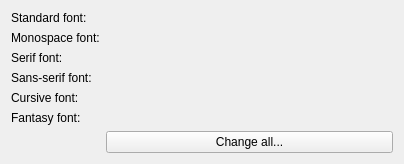
Qt form src/util/xsd/wkfontswidget.ui (0xd34df00d/leechcraft) before a commit.
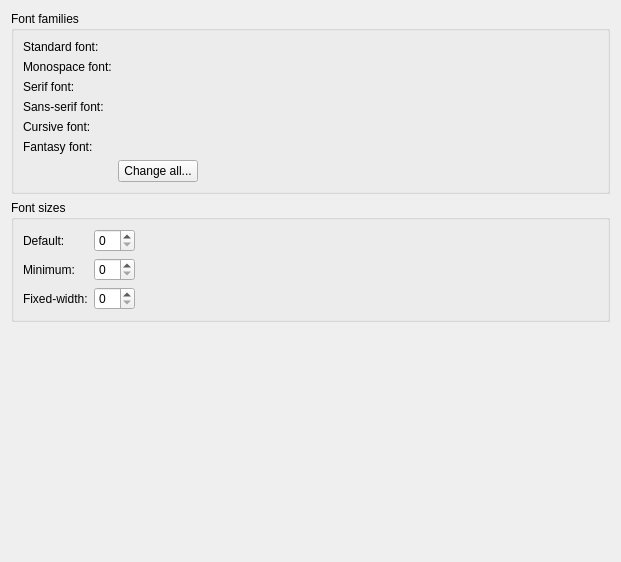
The same form after that commit. Custom widgets are drawn as their Qt base class.

Commit message: [Util] Support setting font sizes.

The edit to the form file:
```diff
--- a/src/util/xsd/wkfontswidget.ui
+++ b/src/util/xsd/wkfontswidget.ui
@@ -6,14 +6,23 @@
    <rect>
     <x>0</x>
     <y>0</y>
-    <width>404</width>
-    <height>147</height>
+    <width>621</width>
+    <height>562</height>
    </rect>
   </property>
   <property name="windowTitle">
    <string/>
   </property>
+  <layout class="QVBoxLayout" name="verticalLayout">
+   <item>
+    <widget class="QGroupBox" name="groupBox">
+     <property name="title">
+      <string>Font families</string>
+     </property>
   <layout class="QFormLayout" name="formLayout">
+      <property name="fieldGrowthPolicy">
+       <enum>QFormLayout::ExpandingFieldsGrow</enum>
+      </property>
    <item row="0" column="0">
     <widget class="QLabel" name="label">
      <property name="text">
@@ -80,6 +89,64 @@
       <string>Change all...</string>
      </property>
     </widget>
+      </item>
+     </layout>
+    </widget>
+   </item>
+   <item>
+    <widget class="QGroupBox" name="groupBox_2">
+     <property name="title">
+      <string>Font sizes</string>
+     </property>
+     <layout class="QFormLayout" name="formLayout_2">
+      <property name="fieldGrowthPolicy">
+       <enum>QFormLayout::ExpandingFieldsGrow</enum>
+      </property>
+      <item row="0" column="0">
+       <widget class="QLabel" name="label_7">
+        <property name="text">
+         <string>Default:</string>
+        </property>
+       </widget>
+      </item>
+      <item row="0" column="1">
+       <widget class="QSpinBox" name="SizeDefault_"/>
+      </item>
+      <item row="1" column="0">
+       <widget class="QLabel" name="label_8">
+        <property name="text">
+         <string>Minimum:</string>
+        </property>
+       </widget>
+      </item>
+      <item row="1" column="1">
+       <widget class="QSpinBox" name="SizeMinimum_"/>
+      </item>
+      <item row="2" column="0">
+       <widget class="QLabel" name="label_9">
+        <property name="text">
+         <string>Fixed-width:</string>
+        </property>
+       </widget>
+      </item>
+      <item row="2" column="1">
+       <widget class="QSpinBox" name="SizeFixedWidth_"/>
+      </item>
+     </layout>
+    </widget>
+   </item>
+   <item>
+    <spacer name="verticalSpacer">
+     <property name="orientation">
+      <enum>Qt::Vertical</enum>
+     </property>
+     <property name="sizeHint" stdset="0">
+      <size>
+       <width>20</width>
+       <height>40</height>
+      </size>
+     </property>
+    </spacer>
    </item>
   </layout>
  </widget>
```
Lines whose indentation alone changed are shown as unchanged. The commit also changes 2 other files.
